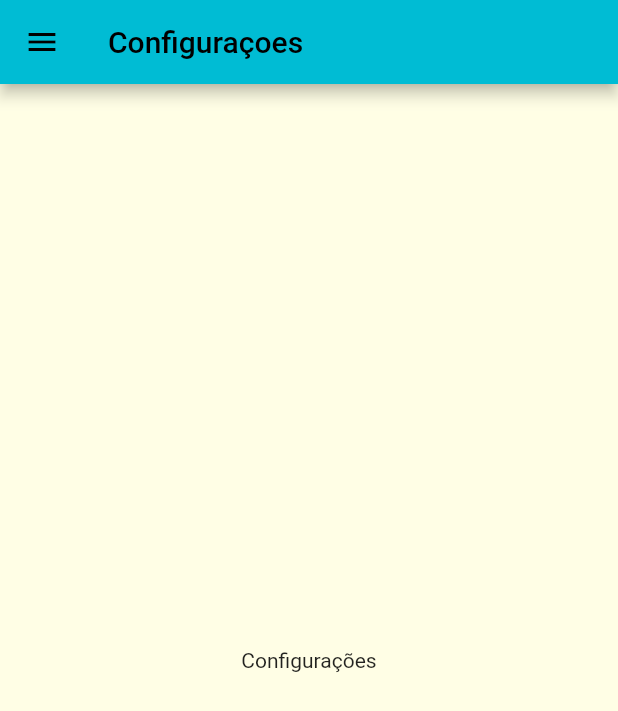
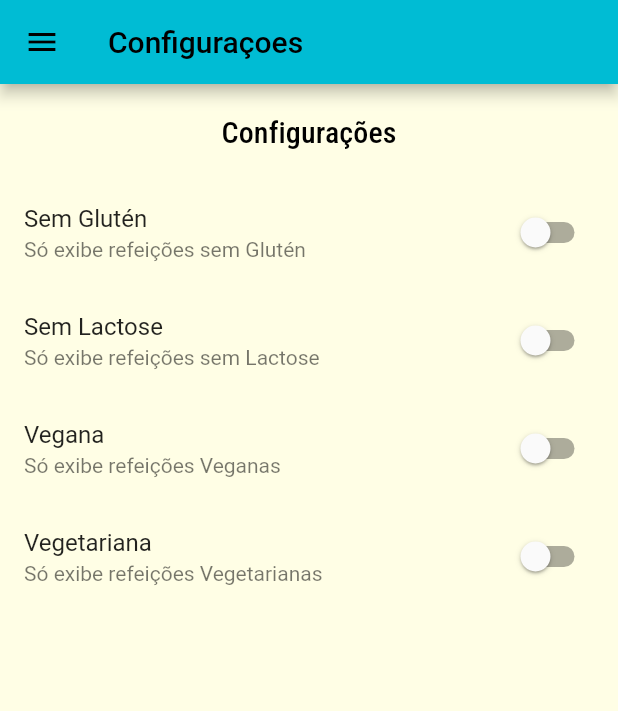
Before and after one commit to 9reis/receitas__flutter, a Flutter app: the SettingsScreen screen opened by its route, on a phone screen of 412 x 824 dp. Shown: the top 711 px of the screen. Run offline on Flutter 3.47's test engine with Material 2 defaults, Android fonts, the phone set to English and light mode, and no system bars.

Commit message:
Tela de Configurações

```diff
--- /dev/null
+++ b/lib/models/settings.dart
@@ -0,0 +1,14 @@
+// Classe que vai auxiliar na criação da configuração da app
+class Settings {
+  bool isGluttenFree;
+  bool isLactoseFree;
+  bool isVegan;
+  bool isVegetarian;
+
+  Settings({
+    this.isGluttenFree = false,
+    this.isLactoseFree = false,
+    this.isVegan = false,
+    this.isVegetarian = false,
+  });
+}
--- a/lib/screens/settings_screen.dart
+++ b/lib/screens/settings_screen.dart
@@ -1,8 +1,16 @@
 import 'package:flutter/material.dart';
 import 'package:receitas__flutter/components/main_drawer.dart';
+import 'package:receitas__flutter/models/settings.dart';
 
-class SettingsScreen extends StatelessWidget {
+class SettingsScreen extends StatefulWidget {
   const SettingsScreen({super.key});
+
+  @override
+  State<SettingsScreen> createState() => _SettingsScreenState();
+}
+
+class _SettingsScreenState extends State<SettingsScreen> {
+  var settings = Settings();
 
   @override
   Widget build(BuildContext context) {
@@ -11,9 +19,61 @@
         title: Text('Configuraçoes'),
       ),
       drawer: MainDrawer(),
-      body: Center(
-        child: Text('Configurações'),
+      body: Column(
+        children: [
+          Container(
+            padding: EdgeInsets.all(20),
+            child: Text(
+              'Configurações',
+              style: Theme.of(context).textTheme.titleSmall,
+            ),
+          ),
+          Expanded(
+            child: ListView(
+              children: [
+                _createSwith(
+                  'Sem Glutén',
+                  'Só exibe refeições sem Glutén',
+                  settings.isGluttenFree,
+                  (value) => setState(() => settings.isGluttenFree = value),
+                ),
+                _createSwith(
+                  'Sem Lactose',
+                  'Só exibe refeições sem Lactose',
+                  settings.isLactoseFree,
+                  (value) => setState(() => settings.isLactoseFree = value),
+                ),
+                _createSwith(
+                  'Vegana',
+                  'Só exibe refeições Veganas',
+                  settings.isVegan,
+                  (value) => setState(() => settings.isVegan = value),
+                ),
+                _createSwith(
+                  'Vegetariana',
+                  'Só exibe refeições Vegetarianas',
+                  settings.isVegetarian,
+                  (value) => setState(() => settings.isVegetarian = value),
+                ),
+              ],
+            ),
+          ),
+        ],
       ),
     );
   }
+
+  Widget _createSwith(
+    String title,
+    String subtitle,
+    bool value,
+    Function(bool) onChanged,
+  ) {
+    return SwitchListTile.adaptive(
+      title: Text(title),
+      subtitle: Text(subtitle),
+      value: value,
+      onChanged: onChanged,
+    );
+  }
 }
```
